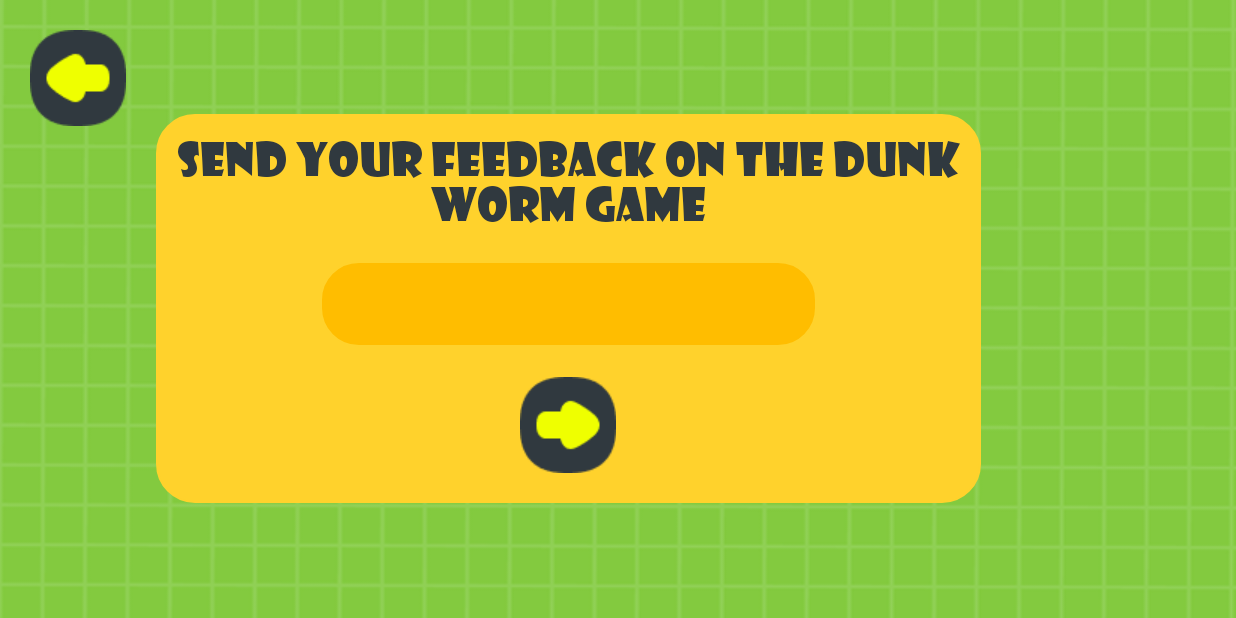
After one commit to LoloziAnas/drunk-worm-android-game, an Android app: the ReviewActivity screen opened directly, with no data from a screen before it, on a phone screen of 824 x 412 dp (held sideways). The commit adds this screen. Run offline under Robolectric (Android 15) with nearby library versions, the phone set to English and light mode, and no system bars.

Commit message:
designing review activity

```diff
--- a/app/src/main/AndroidManifest.xml
+++ b/app/src/main/AndroidManifest.xml
@@ -10,6 +10,10 @@
         android:supportsRtl="true"
         android:theme="@style/Theme.DunkWorm">
         <activity
+            android:name=".ReviewActivity"
+            android:screenOrientation="landscape" />
+
+        <activity
             android:name=".SettingsActivity"
             android:screenOrientation="landscape" />
         <activity
@@ -17,6 +21,7 @@
             android:screenOrientation="landscape">
             <intent-filter>
                 <action android:name="android.intent.action.MAIN" />
+
                 <category android:name="android.intent.category.LAUNCHER" />
             </intent-filter>
         </activity>
--- /dev/null
+++ b/app/src/main/java/com/dunkworm21game/dunkworm/ReviewActivity.java
@@ -0,0 +1,14 @@
+package com.dunkworm21game.dunkworm;
+
+import androidx.appcompat.app.AppCompatActivity;
+
+import android.os.Bundle;
+
+public class ReviewActivity extends AppCompatActivity {
+
+    @Override
+    protected void onCreate(Bundle savedInstanceState) {
+        super.onCreate(savedInstanceState);
+        setContentView(R.layout.activity_review);
+    }
+}
--- /dev/null
+++ b/app/src/main/res/drawable/bg_edit_text.xml
@@ -0,0 +1,20 @@
+<?xml version="1.0" encoding="utf-8"?>
+<selector xmlns:android="http://schemas.android.com/apk/res/android">
+    <item>
+        <shape>
+            <gradient
+                android:angle="270"
+                android:endColor="@color/darkYellow"
+                android:startColor="@color/darkYellow" />
+            <stroke
+                android:width="1dp"
+                android:color="@color/yellow" />
+            <corners android:radius="25dp" />
+            <padding
+                android:bottom="10dp"
+                android:left="10dp"
+                android:right="10dp"
+                android:top="10dp" />
+        </shape>
+    </item>
+</selector>
--- /dev/null
+++ b/app/src/main/res/layout/activity_review.xml
@@ -0,0 +1,57 @@
+<?xml version="1.0" encoding="utf-8"?>
+<LinearLayout xmlns:android="http://schemas.android.com/apk/res/android"
+    xmlns:tools="http://schemas.android.com/tools"
+    android:layout_width="match_parent"
+    android:layout_height="match_parent"
+    android:background="@drawable/bg_image"
+    tools:context=".ReviewActivity">
+
+    <ImageButton
+        android:id="@+id/ib_back"
+        android:layout_width="wrap_content"
+        android:layout_height="wrap_content"
+        android:background="@null"
+        android:contentDescription="@string/app_name"
+        android:padding="20dp"
+        android:src="@drawable/ic_back" />
+
+    <LinearLayout
+        android:layout_width="550dp"
+        android:layout_height="259dp"
+        android:layout_gravity="center_vertical"
+        android:background="@drawable/layout_bg_selector"
+        android:gravity="center_horizontal"
+        android:orientation="vertical">
+
+        <TextView
+            android:layout_width="wrap_content"
+            android:layout_height="wrap_content"
+            android:layout_marginBottom="20dp"
+            android:background="@null"
+            android:fontFamily="@font/showcard_gothic"
+            android:text="@string/text_send_feedback"
+            android:textAlignment="center"
+            android:textColor="@color/purple_700"
+            android:textSize="30sp" />
+
+        <EditText
+            android:id="@+id/ib_reply"
+            android:layout_width="331dp"
+            android:layout_height="57dp"
+            android:layout_marginBottom="20dp"
+            android:autofillHints=""
+            android:background="@drawable/bg_edit_text"
+            android:fontFamily="@font/showcard_gothic"
+            android:textColor="@color/purple_700"
+            android:textSize="15sp" />
+
+        <ImageButton
+            android:id="@+id/ib_send"
+            android:layout_width="wrap_content"
+            android:layout_height="wrap_content"
+            android:background="@null"
+            android:contentDescription="@string/app_name"
+            android:src="@drawable/ic_send" />
+    </LinearLayout>
+
+</LinearLayout>
--- a/app/src/main/res/values/colors.xml
+++ b/app/src/main/res/values/colors.xml
@@ -1,12 +1,12 @@
 <?xml version="1.0" encoding="utf-8"?>
 <resources>
-    <color name="purple_200">#FFBB86FC</color>
+    <color name="purple_200">#FFBD00</color>
     <color name="purple_500">#FF6200EE</color>
     <color name="purple_700">#30393F</color>
     <color name="teal_200">#FF03DAC5</color>
     <color name="teal_700">#FF018786</color>
     <color name="black">#FF000000</color>
     <color name="white">#FFFFFFFF</color>
-    <color name="yellow">#FFD22C
-    </color>
+    <color name="yellow">#FFD22C</color>
+    <color name="darkYellow">#FFBD00</color>
 </resources>
--- a/app/src/main/res/values/strings.xml
+++ b/app/src/main/res/values/strings.xml
@@ -4,4 +4,5 @@
     <string name="text_40">40</string>
     <string name="text_score">Score :</string>
     <string name="_25">25</string>
+    <string name="text_send_feedback">Send your feedback on the dunk worm game</string>
 </resources>
```
Also changed, not shown: app/src/main/res/drawable/ic_send.png (added).
